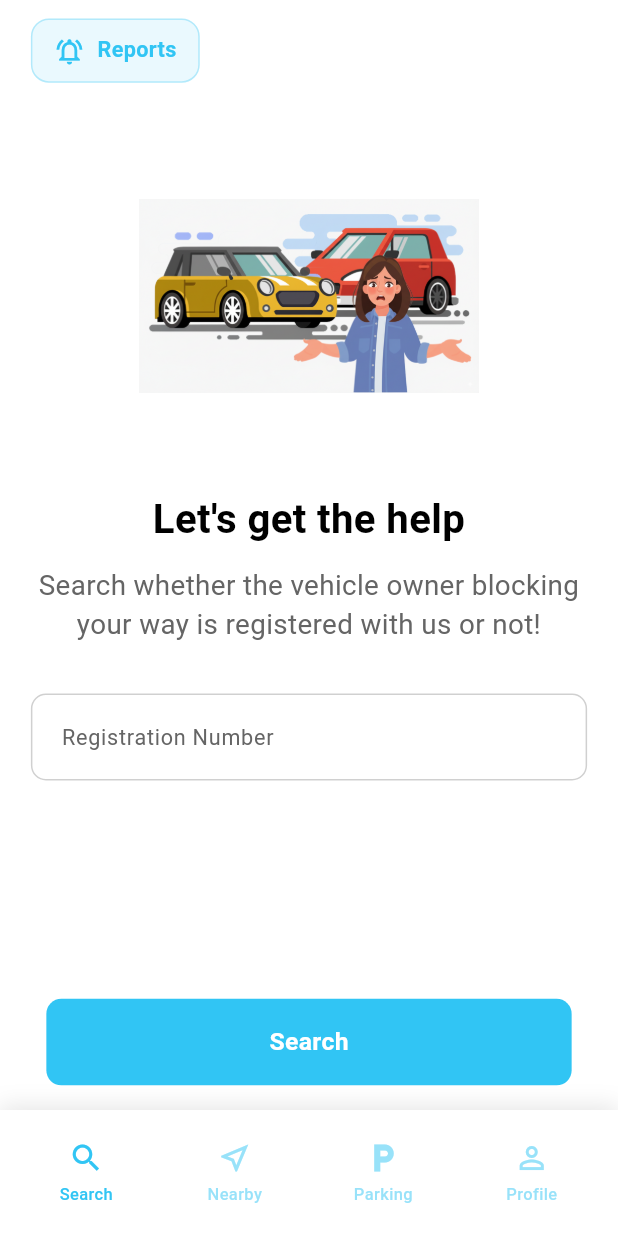
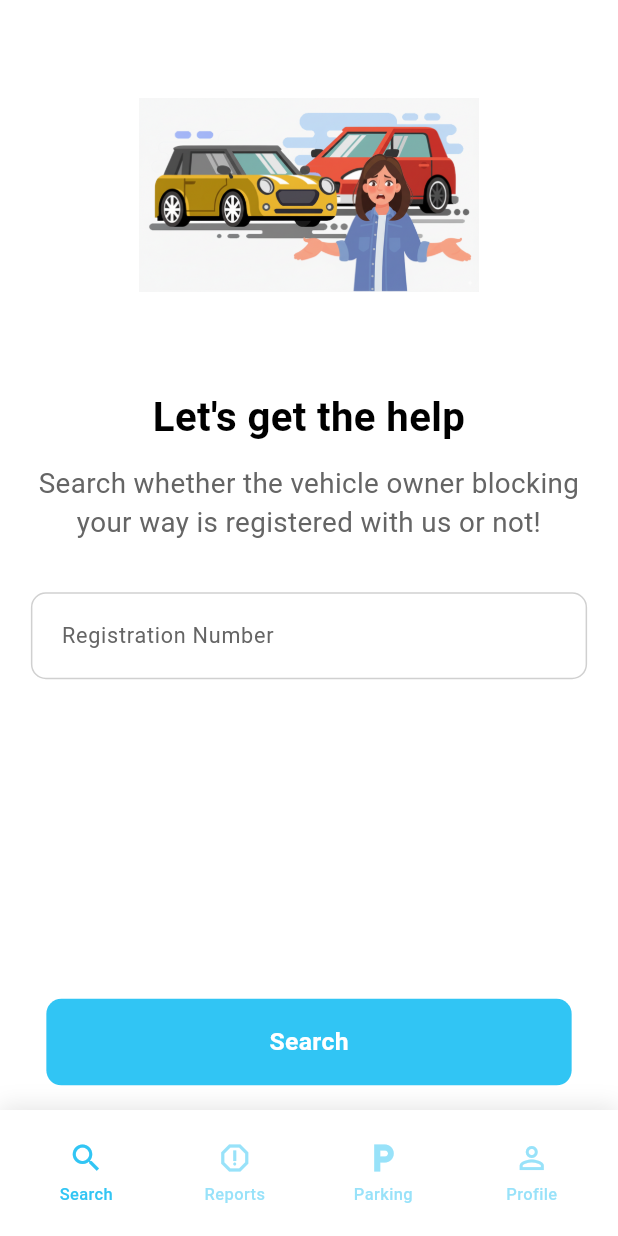
Before and after one commit to The-Zed-Team/LetMeGoo-app, a Flutter app: the OwnerNotFoundPage screen opened directly, after a tap on "OK", on a phone screen of 412 x 824 dp. Run offline on Flutter 3.47's test engine with Material 3 defaults, Android fonts, the phone set to English and light mode, and no system bars; our stand-ins replace connectivity_plus, device_info_plus, firebase_analytics, firebase_auth, firebase_core, firebase_crashlytics and 12 more; missing offline and left inert: flutter_swipe_button; accounts and stored records are empty; generated files the repository leaves out were written again; network calls fail; Roboto replaces fonts that are missing (Familjen Grotesk).

Commit message:
package update

```diff
--- a/lib/screens/create_report_page.dart
+++ b/lib/screens/create_report_page.dart
@@ -905,69 +905,69 @@ class _CreateReportPageState extends ConsumerState<CreateReportPage> {
           children: [
             Column(
               children: [
-                Padding(
-                  padding: EdgeInsets.symmetric(
-                    horizontal: screenWidth * 0.05,
-                    vertical: screenHeight * 0.015,
-                  ),
-                  child: Row(
-                    children: [
-                      Material(
-                        color: Colors.transparent,
-                        child: InkWell(
-                          onTap: _handleReportsButtonTap,
-                          borderRadius: BorderRadius.circular(12),
-                          child: Container(
-                            padding: EdgeInsets.symmetric(
-                              horizontal: screenWidth * 0.035,
-                              vertical: screenHeight * 0.012,
-                            ),
-                            decoration: BoxDecoration(
-                              color: AppColors.primary.withOpacity(0.1),
-                              borderRadius: BorderRadius.circular(12),
-                              border: Border.all(
-                                color: AppColors.primary.withOpacity(0.3),
-                                width: 1,
-                              ),
-                            ),
-                            child: Row(
-                              mainAxisSize: MainAxisSize.min,
-                              children: [
-                                Icon(
-                                  Icons.notifications_active_outlined,
-                                  color: AppColors.primary,
-                                  size:
-                                      screenWidth *
-                                      (isLargeScreen
-                                          ? 0.02
-                                          : isTablet
-                                          ? 0.03
-                                          : 0.05),
-                                ),
-                                SizedBox(width: screenWidth * 0.02),
-                                Text(
-                                  'Reports',
-                                  style: TextStyle(
-                                    fontSize:
-                                        screenWidth *
-                                        (isLargeScreen
-                                            ? 0.014
-                                            : isTablet
-                                            ? 0.022
-                                            : 0.035),
-                                    fontWeight: FontWeight.w600,
-                                    color: AppColors.primary,
-                                  ),
-                                ),
-                              ],
-                            ),
-                          ),
-                        ),
-                      ),
-                      const Spacer(),
-                    ],
-                  ),
-                ),
+                // Padding(
+                //   padding: EdgeInsets.symmetric(
+                //     horizontal: screenWidth * 0.05,
+                //     vertical: screenHeight * 0.015,
+                //   ),
+                //   child: Row(
+                //     children: [
+                //       Material(
+                //         color: Colors.transparent,
+                //         child: InkWell(
+                //           onTap: _handleReportsButtonTap,
+                //           borderRadius: BorderRadius.circular(12),
+                //           child: Container(
+                //             padding: EdgeInsets.symmetric(
+                //               horizontal: screenWidth * 0.035,
+                //               vertical: screenHeight * 0.012,
+                //             ),
+                //             decoration: BoxDecoration(
+                //               color: AppColors.primary.withOpacity(0.1),
+                //               borderRadius: BorderRadius.circular(12),
+                //               border: Border.all(
+                //                 color: AppColors.primary.withOpacity(0.3),
+                //                 width: 1,
+                //               ),
+                //             ),
+                //             child: Row(
+                //               mainAxisSize: MainAxisSize.min,
+                //               children: [
+                //                 Icon(
+                //                   Icons.notifications_active_outlined,
+                //                   color: AppColors.primary,
+                //                   size:
+                //                       screenWidth *
+                //                       (isLargeScreen
+                //                           ? 0.02
+                //                           : isTablet
+                //                           ? 0.03
+                //                           : 0.05),
+                //                 ),
+                //                 SizedBox(width: screenWidth * 0.02),
+                //                 Text(
+                //                   'Reports',
+                //                   style: TextStyle(
+                //                     fontSize:
+                //                         screenWidth *
+                //                         (isLargeScreen
+                //                             ? 0.014
+                //                             : isTablet
+                //                             ? 0.022
+                //                             : 0.035),
+                //                     fontWeight: FontWeight.w600,
+                //                     color: AppColors.primary,
+                //                   ),
+                //                 ),
+                //               ],
+                //             ),
+                //           ),
+                //         ),
+                //       ),
+                //       const Spacer(),
+                //     ],
+                //   ),
+                // ),
                 Expanded(
                   child: SingleChildScrollView(
                     padding: EdgeInsets.symmetric(
--- a/lib/screens/home_page.dart
+++ b/lib/screens/home_page.dart
@@ -175,7 +175,6 @@ class _HomePageState extends ConsumerState<HomePage>
       body: MediaQuery.removePadding(
         context: context,
         removeBottom: true,
-        child: SafeArea(
         child: Column(
           children: [
             Consumer(
@@ -244,8 +243,7 @@ class _HomePageState extends ConsumerState<HomePage>
                     return _LoadingWidget(screenHeight: screenHeight);
                   }
 
-                    if (reportsState.error != null &&
-                        reportsState.hasNoReports) {
+                  if (reportsState.error != null && reportsState.hasNoReports) {
                     print('❌ Showing error widget');
                     return _ErrorWidget(
                       screenHeight: screenHeight,
@@ -351,7 +349,6 @@ class _HomePageState extends ConsumerState<HomePage>
               ),
             ),
           ],
-          ),
         ),
       ),
     );
--- a/lib/widgets/custom_bottom_nav.dart
+++ b/lib/widgets/custom_bottom_nav.dart
@@ -45,9 +45,9 @@ class CustomBottomNav extends StatelessWidget {
               ),
               _buildNavItem(
                 index: 2,
-                selectedIcon: Icons.near_me,
-                unselectedIcon: Icons.near_me_outlined,
-                label: 'Nearby',
+                selectedIcon: Icons.report,
+                unselectedIcon: Icons.report_outlined,
+                label: 'Reports',
                 onTap: onInformPressed,
               ),
               _buildNavItem(
--- a/pubspec.yaml
+++ b/pubspec.yaml
@@ -16,7 +16,7 @@ publish_to: 'none' # Remove this line if you wish to publish to pub.dev
 # https://developer.apple.com/library/archive/documentation/General/Reference/InfoPlistKeyReference/Articles/CoreFoundationKeys.html
 # In Windows, build-name is used as the major, minor, and patch parts
 # of the product and file versions while build-number is used as the build suffix.
-version: 1.0.9+10
+version: 1.0.10+11
 
 environment:
   sdk: ^3.7.2
```
Also changed, not shown: lib/screens/profile_page.dart (+27 -0 lines), lib/widgets/main_app.dart (+3 -4 lines). Lines whose indentation alone changed are shown as unchanged.
